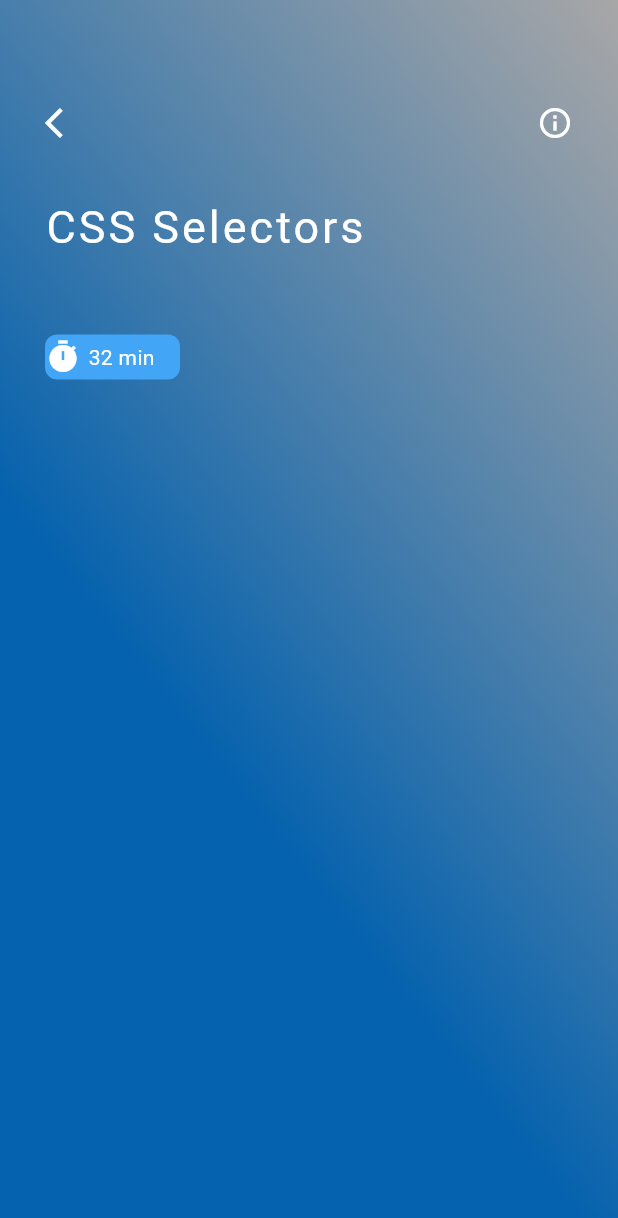
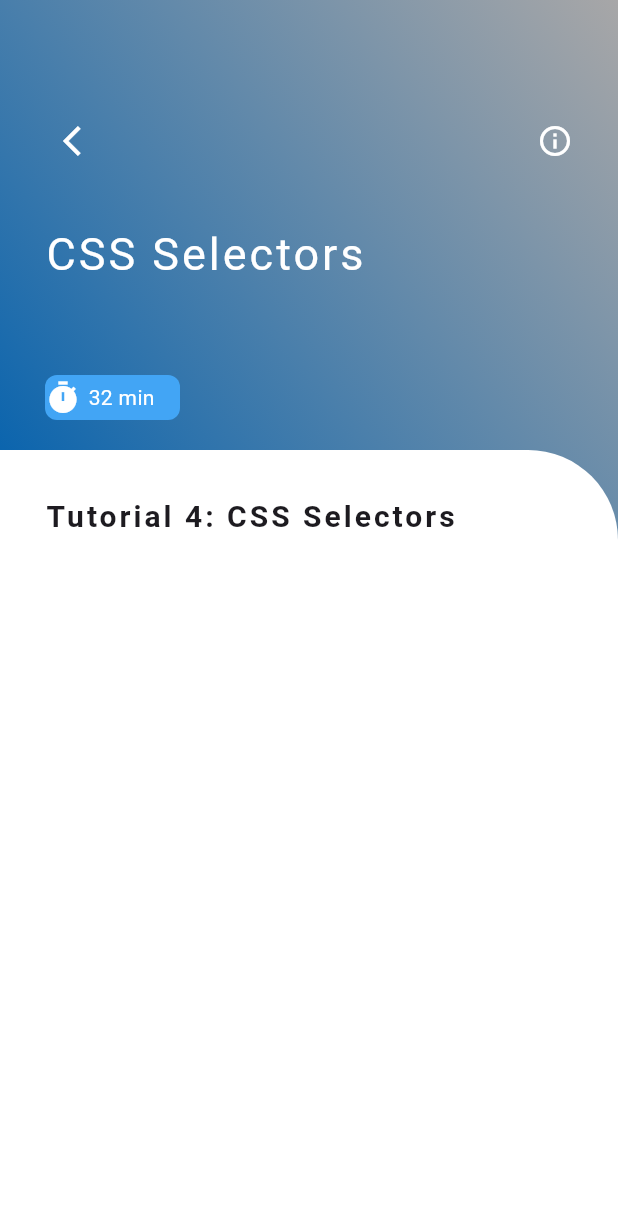
Before and after one commit to Yihun-Alemayehu/Nedemy, a Flutter app: the screen it shows after launch, on a phone screen of 412 x 824 dp. Shown: the top 1218 px of the screen. Run offline on Flutter 3.47's test engine with Material 2 defaults, Android fonts, the light colour scheme and no system bars.

Commit message:
also another commit

```diff
--- a/lib/main.dart
+++ b/lib/main.dart
@@ -12,6 +12,10 @@ class MyApp extends StatelessWidget {
   @override
   Widget build(BuildContext context) {
     return MaterialApp(
+      routes: {
+        '/home': (context) => const HomePage(),
+        '/video':(context) => const VideoInfoPage(),
+  },
       debugShowCheckedModeBanner: false,
       title: 'Flutter Demo',
       theme: ThemeData(
--- a/lib/pages/video_info.dart
+++ b/lib/pages/video_info.dart
@@ -1,3 +1,5 @@
+import 'dart:convert';
+
 import 'package:flutter/material.dart';
 
 class VideoInfoPage extends StatefulWidget {
@@ -8,53 +10,72 @@ class VideoInfoPage extends StatefulWidget {
 }
 
 class _VideoInfoPageState extends State<VideoInfoPage> {
+
+  List info = [];
+
+  _initData(){
+    DefaultAssetBundle.of(context).loadString('json/video.json').then((value) {
+      info = jsonDecode(value);
+    });
+  }
+
+  @override
+  void initState() {
+    super.initState();
+    _initData();
+  }
   @override
   Widget build(BuildContext context) {
     return Scaffold(
       body: Container(
         //height: 350,
-        padding: const EdgeInsets.only(top: 70,left: 30, right: 30, bottom: 20),
-        decoration:  BoxDecoration(
-          gradient: LinearGradient(
-            colors: [
+
+        decoration: BoxDecoration(
+            gradient: LinearGradient(colors: [
           const Color.fromARGB(255, 5, 98, 174),
           Colors.grey.withOpacity(0.9)
-            ],
-            begin: const FractionalOffset(0, 0.4),
-            end: Alignment.topRight)
-        ),
-        child:  Column(
+        ], begin: const FractionalOffset(0, 0.4), end: Alignment.topRight)),
+        child: Column(
           children: [
             Container(
+              padding: const EdgeInsets.only(top: 70, left: 30, right: 30, bottom: 20),
               width: MediaQuery.of(context).size.width,
-              height: 30,
+              height: 300,
               child: Column(
                 children: [
                   Row(
+
                     children: [
-                      const Icon(Icons.arrow_back_ios,
-                      color: Colors.white),
+                       IconButton(
+                        icon: const Icon(Icons.arrow_back_ios,
+                        color: Colors.white,),
+
+                        onPressed: (){
+                          Navigator.of(context).pushNamed('/home');
+                        },
+                        ),
                       Expanded(child: Container()),
-                      const Icon(Icons.info_outline,
-                      color: Colors.white
-                      ),
+                      const Icon(Icons.info_outline, color: Colors.white),
                     ],
                   ),
-                ],
+                  const SizedBox(
+                    height: 30,
                   ),
-            ),
-            const SizedBox(height: 30,),
                   const Row(
                     children: [
-                Text('CSS Selectors',
+                      Text(
+                        'CSS Selectors',
                         style: TextStyle(
                             fontSize: 30,
                             color: Colors.white,
-                  letterSpacing: 2
-                ),)
+                            letterSpacing: 2),
+                      )
                     ],
                   ),
-            const SizedBox(height: 50,),
+
+                  Expanded(child: Container()),
+
+
                   Row(
                     children: [
                       Container(
@@ -64,7 +85,7 @@ class _VideoInfoPageState extends State<VideoInfoPage> {
                           color: Colors.blue[400],
                           borderRadius: BorderRadius.circular(8),
                         ),
-                  child : const Row(
+                        child: const Row(
                           children: [
                             Icon(
                               Icons.timer,
@@ -81,21 +102,41 @@ class _VideoInfoPageState extends State<VideoInfoPage> {
                             ),
                           ],
                         ),
-
-
                       )
                     ],
                   ),
 
-            // Expanded(child: Container(
-            //   decoration: const BoxDecoration(
-            //     borderRadius: BorderRadius.only(topRight: Radius.circular(30)),
-            //     color: Colors.white,
-            //   ),
-            // ))
 
+                ],
+              ),
+            ),
 
-
+            Expanded(
+              child: Container(
+                padding: const EdgeInsets.fromLTRB(30, 30, 20, 0),
+                decoration: const BoxDecoration(
+                  borderRadius:
+                      BorderRadius.only(topRight: Radius.circular(60)),
+                  color: Colors.white,
+                ),
+                child: Column(
+                  children: [
+                    Row(
+                      children: [
+                        Text(
+                          'Tutorial 4: CSS Selectors',
+                          style: TextStyle(
+                            fontSize: 20,
+                            letterSpacing: 2,
+                            fontWeight: FontWeight.bold
+                          ),
+                        ),
+                      ],
+                    )
+                  ],
+                ),
+              ),
+            ),
           ],
         ),
       ),
```
Also changed, not shown: json/video.json (added, +29 -0 lines), lib/pages/home_page.dart (+7 -3 lines). Lines whose indentation alone changed are shown as unchanged.
